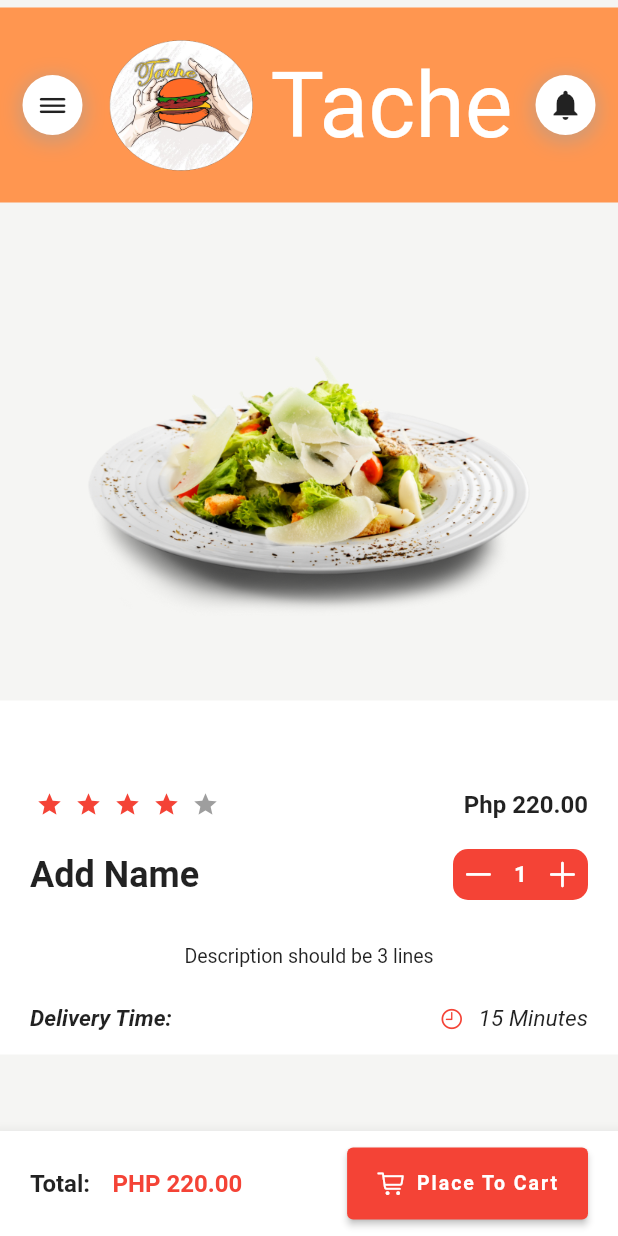
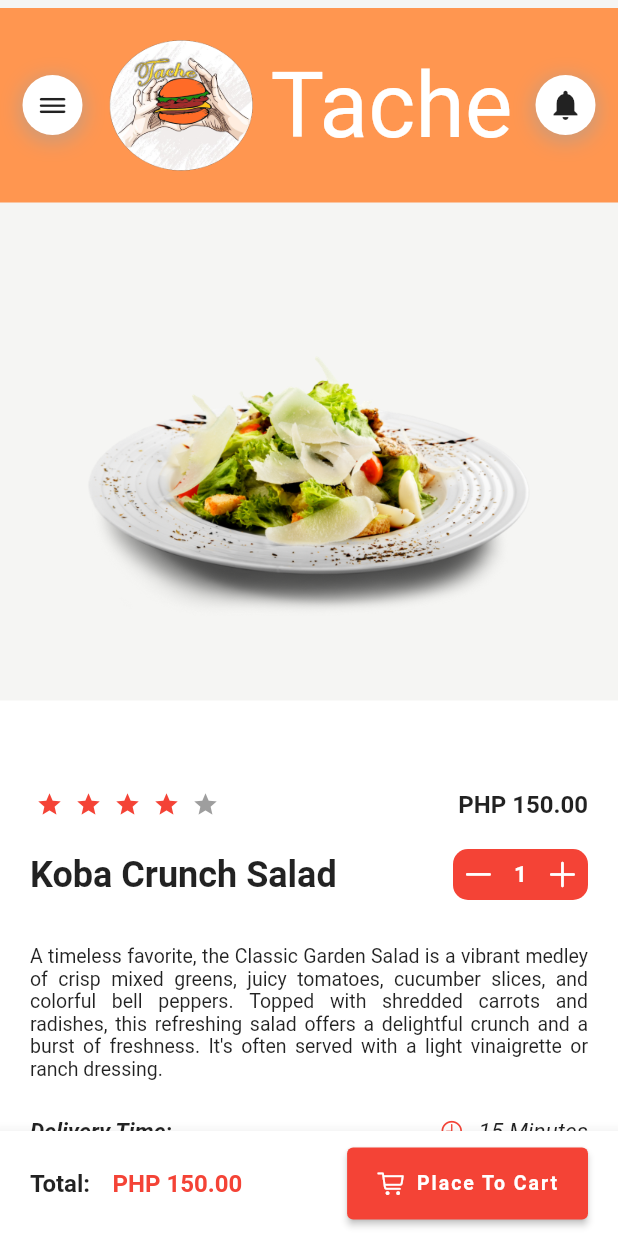
Before and after one commit to jeffabenoja/Flutter-Food-App, a Flutter app: the MostSalad screen opened by its route, on a phone screen of 412 x 824 dp. Run offline on Flutter 3.47's test engine with Material 2 defaults, Android fonts, the phone set to English and light mode, and no system bars; drawn by our look-alikes of flutter_rating_bar; our stand-ins replace google_fonts; missing offline and left inert: clippy_flutter.

Commit message:
added labels to the menu, and added names and description to the popular items

```diff
--- a/lib/Pages/MostPopular/MostBurger.dart
+++ b/lib/Pages/MostPopular/MostBurger.dart
@@ -84,7 +84,7 @@ class _MostBurgerState extends State<MostBurger> {
                               onRatingUpdate: (index) {},
                             ),
                             Text(
-                              "\Php $totalItem1.00",
+                              "\PHP $totalItem1.00",
                               style: TextStyle(
                                 fontSize: 16,
                                 fontWeight: FontWeight.bold,
@@ -102,7 +102,7 @@ class _MostBurgerState extends State<MostBurger> {
                           mainAxisAlignment: MainAxisAlignment.spaceBetween,
                           children: [
                             Text(
-                              "Add Name",
+                              "Chicken Tache BBQ Burger",
                               style: TextStyle(
                                 fontSize: 24,
                                 fontWeight: FontWeight.bold,
@@ -154,7 +154,7 @@ class _MostBurgerState extends State<MostBurger> {
                           vertical: 10,
                         ),
                         child: Text(
-                          "Description should be 3 lines",
+                          "Our Chicken Tache BBQ Burger is a mouthwatering twist on the classic burger, combining the smoky flavors of barbecue with the succulence of grilled chicken. A juicy and seasoned chicken patty takes center stage, grilled to perfection to ensure a tender and flavorful bite. The burger is then generously slathered with tangy and sweet barbecue sauce, adding a rich and savory element to each bite. This burger is a favorite for those who appreciate the hearty satisfaction of grilled chicken paired with the bold and zesty profile of barbecue sauce. It's a flavorful choice that brings together the best of barbecue and burger traditions in a single, delicious package.",
                           style: TextStyle(
                             fontSize: 13,
                           ),
--- a/lib/Pages/MostPopular/MostChicken.dart
+++ b/lib/Pages/MostPopular/MostChicken.dart
@@ -84,7 +84,7 @@ class _MostChickenState extends State<MostChicken> {
                               onRatingUpdate: (index) {},
                             ),
                             Text(
-                              "\Php $totalItem1.00",
+                              "\PHP $totalItem1.00",
                               style: TextStyle(
                                 fontSize: 16,
                                 fontWeight: FontWeight.bold,
@@ -102,7 +102,7 @@ class _MostChickenState extends State<MostChicken> {
                           mainAxisAlignment: MainAxisAlignment.spaceBetween,
                           children: [
                             Text(
-                              "Add Name",
+                              "Tache Special Fried Chicken with Lemon",
                               style: TextStyle(
                                 fontSize: 24,
                                 fontWeight: FontWeight.bold,
@@ -154,7 +154,7 @@ class _MostChickenState extends State<MostChicken> {
                           vertical: 10,
                         ),
                         child: Text(
-                          "Description should be 3 lines",
+                          "Try our best special Fried Chicken with Lemon it is a delightful and zesty dish that combines the crispy goodness of fried chicken with the bright and citrusy flavors of lemon. The dish typically starts with succulent chicken pieces, coated in a seasoned batter or breading that crisps up beautifully when fried to a golden brown perfection.",
                           style: TextStyle(
                             fontSize: 13,
                           ),
--- a/lib/Pages/MostPopular/MostDrinks.dart
+++ b/lib/Pages/MostPopular/MostDrinks.dart
@@ -84,7 +84,7 @@ class _MostDrinksState extends State<MostDrinks> {
                               onRatingUpdate: (index) {},
                             ),
                             Text(
-                              "\Php $totalItem1.00",
+                              "\PHP $totalItem1.00",
                               style: TextStyle(
                                 fontSize: 16,
                                 fontWeight: FontWeight.bold,
@@ -102,7 +102,7 @@ class _MostDrinksState extends State<MostDrinks> {
                           mainAxisAlignment: MainAxisAlignment.spaceBetween,
                           children: [
                             Text(
-                              "Add Name",
+                              "Tache Watermelon Shake",
                               style: TextStyle(
                                 fontSize: 24,
                                 fontWeight: FontWeight.bold,
@@ -154,7 +154,7 @@ class _MostDrinksState extends State<MostDrinks> {
                           vertical: 10,
                         ),
                         child: Text(
-                          "Description should be 3 lines",
+                          "Quench your thirst and refresh your senses with a delicious and hydrating Watermelon Shake. This vibrant and fruity beverage captures the essence of summer in a glass, providing a sweet and cooling experience. It's a simple yet delightful beverage that celebrates the natural sweetness of watermelon in a cool and satisfying way.",
                           style: TextStyle(
                             fontSize: 13,
                           ),
--- a/lib/Pages/MostPopular/MostFries.dart
+++ b/lib/Pages/MostPopular/MostFries.dart
@@ -84,7 +84,7 @@ class _MostFriesState extends State<MostFries> {
                               onRatingUpdate: (index) {},
                             ),
                             Text(
-                              "\Php $totalItem1.00",
+                              "\PHP $totalItem1.00",
                               style: TextStyle(
                                 fontSize: 16,
                                 fontWeight: FontWeight.bold,
@@ -102,7 +102,7 @@ class _MostFriesState extends State<MostFries> {
                           mainAxisAlignment: MainAxisAlignment.spaceBetween,
                           children: [
                             Text(
-                              "Add Name",
+                              "Tache Overloaded Fries",
                               style: TextStyle(
                                 fontSize: 24,
                                 fontWeight: FontWeight.bold,
@@ -154,7 +154,7 @@ class _MostFriesState extends State<MostFries> {
                           vertical: 10,
                         ),
                         child: Text(
-                          "Description should be 3 lines",
+                          "Indulge in a decadent feast with Loaded Cheese and Meat French Fries, a savory and satisfying dish that takes traditional fries to a whole new level. The fries are piled high with a rich and gooey blend of melted cheeses, creating a luscious and creamy base. Common cheese choices include cheddar, mozzarella, and Monterey Jack, ensuring a melty and savory combination that coats each fry. But the extravagance doesn't stop there—this dish goes all-in with an array of hearty meats.",
                           style: TextStyle(
                             fontSize: 13,
                           ),
--- a/lib/Pages/MostPopular/MostPizza.dart
+++ b/lib/Pages/MostPopular/MostPizza.dart
@@ -84,7 +84,7 @@ class _MostPizzaState extends State<MostPizza> {
                               onRatingUpdate: (index) {},
                             ),
                             Text(
-                              "\Php $totalItem1.00",
+                              "\PHP $totalItem1.00",
                               style: TextStyle(
                                 fontSize: 16,
                                 fontWeight: FontWeight.bold,
@@ -102,7 +102,7 @@ class _MostPizzaState extends State<MostPizza> {
                           mainAxisAlignment: MainAxisAlignment.spaceBetween,
                           children: [
                             Text(
-                              "Add Name",
+                              "Tache Quattro Formaggi (Four Cheese Pizza)",
                               style: TextStyle(
                                 fontSize: 24,
                                 fontWeight: FontWeight.bold,
@@ -154,7 +154,7 @@ class _MostPizzaState extends State<MostPizza> {
                           vertical: 10,
                         ),
                         child: Text(
-                          "Taste our Most Order Pizza at the very low price, this is our famous pizza and we're confident that you will love it. Try this one, we can assure you that you will enjoy eating our pizza and you will order again. ",
+                          "A cheese lover's delight, Quattro Formaggi is a pizza that features a blend of four distinct cheeses. The typical combination inTacludes mozzarella, Parmesan, Gorgonzola, and fontina cheeses. The result is a rich and creamy pizza with a variety of cheese flavors, ranging from the mild and melty mozzarella to the sharp and tangy Gorgonzola. This pizza is a decadent choice for those who appreciate the indulgence of multiple cheese varieties on a single crust.",
                           style: TextStyle(
                             fontSize: 13,
                           ),
@@ -208,7 +208,9 @@ class _MostPizzaState extends State<MostPizza> {
           ],
         ),
       ),
-      bottomNavigationBar: ItemBottomNavbar(totalItem1: totalItem1,),
+      bottomNavigationBar: ItemBottomNavbar(
+        totalItem1: totalItem1,
+      ),
     );
   }
 }
--- a/lib/Pages/MostPopular/MostSalad.dart
+++ b/lib/Pages/MostPopular/MostSalad.dart
@@ -18,7 +18,7 @@ class _MostSaladState extends State<MostSalad> {
 
   _MostSaladState()
       : quantityItem1 = 1,
-        initialPriceItem1 = 220;
+        initialPriceItem1 = 150;
 
   void _incrementQuantity(int item) {
     setState(() {
@@ -84,7 +84,7 @@ class _MostSaladState extends State<MostSalad> {
                               onRatingUpdate: (index) {},
                             ),
                             Text(
-                              "\Php $totalItem1.00",
+                              "\PHP $totalItem1.00",
                               style: TextStyle(
                                 fontSize: 16,
                                 fontWeight: FontWeight.bold,
@@ -102,7 +102,7 @@ class _MostSaladState extends State<MostSalad> {
                           mainAxisAlignment: MainAxisAlignment.spaceBetween,
                           children: [
                             Text(
-                              "Add Name",
+                              "Koba Crunch Salad",
                               style: TextStyle(
                                 fontSize: 24,
                                 fontWeight: FontWeight.bold,
@@ -154,7 +154,7 @@ class _MostSaladState extends State<MostSalad> {
                           vertical: 10,
                         ),
                         child: Text(
-                          "Description should be 3 lines",
+                          "A timeless favorite, the Classic Garden Salad is a vibrant medley of crisp mixed greens, juicy tomatoes, cucumber slices, and colorful bell peppers. Topped with shredded carrots and radishes, this refreshing salad offers a delightful crunch and a burst of freshness. It's often served with a light vinaigrette or ranch dressing.",
                           style: TextStyle(
                             fontSize: 13,
                           ),
--- a/lib/Pages/NewProduct/FourthNewItem.dart
+++ b/lib/Pages/NewProduct/FourthNewItem.dart
@@ -18,7 +18,7 @@ class _FourthNewItemState extends State<FourthNewItem> {
 
   _FourthNewItemState()
       : quantityItem1 = 1,
-        initialPriceItem1 = 220;
+        initialPriceItem1 = 150;
 
   void _incrementQuantity(int item) {
     setState(() {
@@ -102,7 +102,7 @@ class _FourthNewItemState extends State<FourthNewItem> {
                           mainAxisAlignment: MainAxisAlignment.spaceBetween,
                           children: [
                             Text(
-                              "Koba Salad",
+                              "Koba Crunch Salad",
                               style: TextStyle(
                                 fontSize: 24,
                                 fontWeight: FontWeight.bold,
--- a/lib/Widgets/Components/MostOrderWidget.dart
+++ b/lib/Widgets/Components/MostOrderWidget.dart
@@ -51,7 +51,7 @@ class MostOrderWidget extends StatelessWidget {
                         ),
                       ),
                       Text(
-                        "Tache Quattro Formaggi",
+                        "Quattro Formaggi",
                         style: TextStyle(
                           fontSize: 17,
                           fontWeight: FontWeight.bold,
@@ -124,7 +124,7 @@ class MostOrderWidget extends StatelessWidget {
                         ),
                       ),
                       Text(
-                        "Chicken BBQ Burger",
+                        "Chicken Burger",
                         style: TextStyle(
                           fontSize: 17,
                           fontWeight: FontWeight.bold,
@@ -197,7 +197,7 @@ class MostOrderWidget extends StatelessWidget {
                         ),
                       ),
                       Text(
-                        "Lemon Fried Chicken",
+                        "Lemon Chicken",
                         style: TextStyle(
                           fontSize: 17,
                           fontWeight: FontWeight.bold,
@@ -270,7 +270,7 @@ class MostOrderWidget extends StatelessWidget {
                         ),
                       ),
                       Text(
-                        "Tache Overloaded Fries",
+                        "Overloaded Fries",
                         style: TextStyle(
                           fontSize: 17,
                           fontWeight: FontWeight.bold,
@@ -343,7 +343,7 @@ class MostOrderWidget extends StatelessWidget {
                         ),
                       ),
                       Text(
-                        "Tache Watermelon Shake",
+                        "Watermelon Shake",
                         style: TextStyle(
                           fontSize: 17,
                           fontWeight: FontWeight.bold,
@@ -416,7 +416,7 @@ class MostOrderWidget extends StatelessWidget {
                         ),
                       ),
                       Text(
-                        "Add Name",
+                        "Koba Crunch Salad",
                         style: TextStyle(
                           fontSize: 17,
                           fontWeight: FontWeight.bold,
@@ -424,7 +424,7 @@ class MostOrderWidget extends StatelessWidget {
                       ),
                       SizedBox(height: 4),
                       Text(
-                        "Add Description",
+                        "Crunchy garden delight.",
                         style: TextStyle(
                           fontSize: 12,
                           // fontWeight: FontWeight.bold,
@@ -435,7 +435,7 @@ class MostOrderWidget extends StatelessWidget {
                         mainAxisAlignment: MainAxisAlignment.spaceBetween,
                         children: [
                           Text(
-                            "\PHP 220.00",
+                            "\PHP 150.00",
                             style: TextStyle(
                               fontSize: 15,
                               color: Colors.red,
--- a/lib/Widgets/Components/NewItemsWidget.dart
+++ b/lib/Widgets/Components/NewItemsWidget.dart
@@ -427,7 +427,7 @@ class _NewItemsWidgetState extends State<NewItemsWidget> {
                             mainAxisAlignment: MainAxisAlignment.spaceAround,
                             children: [
                               Text(
-                                "Koba Salad",
+                                "Koba Crunch Salad",
                                 style: TextStyle(
                                   fontSize: 17,
                                   fontWeight: FontWeight.bold,
@@ -453,7 +453,7 @@ class _NewItemsWidgetState extends State<NewItemsWidget> {
                                 onRatingUpdate: (index) {},
                               ),
                               Text(
-                                "\PHP 220.00",
+                                "\PHP 150.00",
                                 style: TextStyle(
                                   fontSize: 15,
                                   color: Colors.red,
```
Also changed, not shown: lib/Widgets/Components/MenuWidget.dart (+106 -22 lines).
